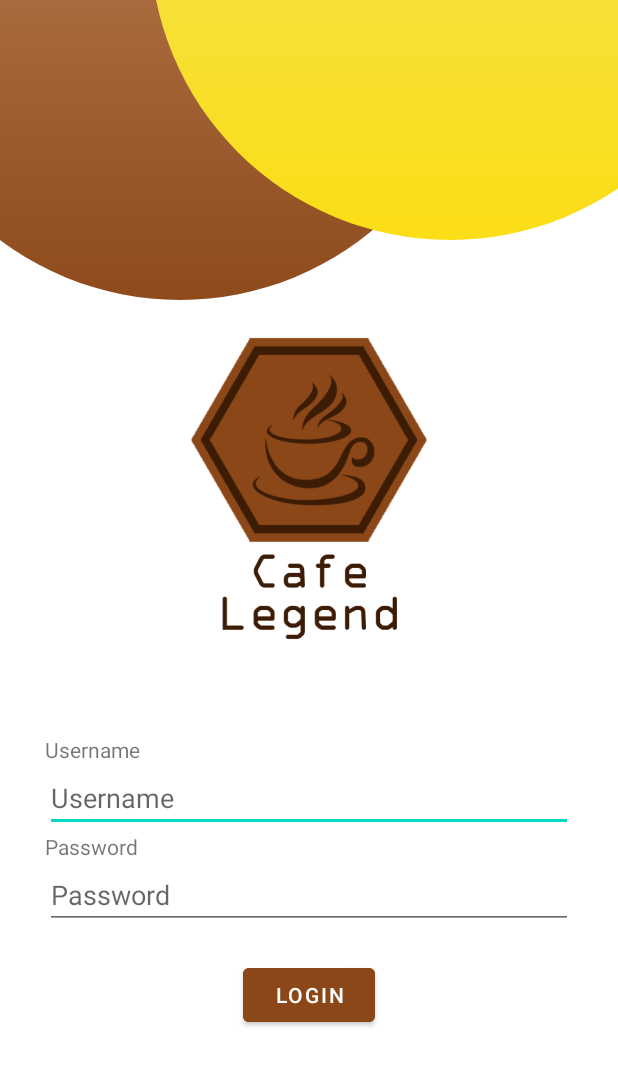
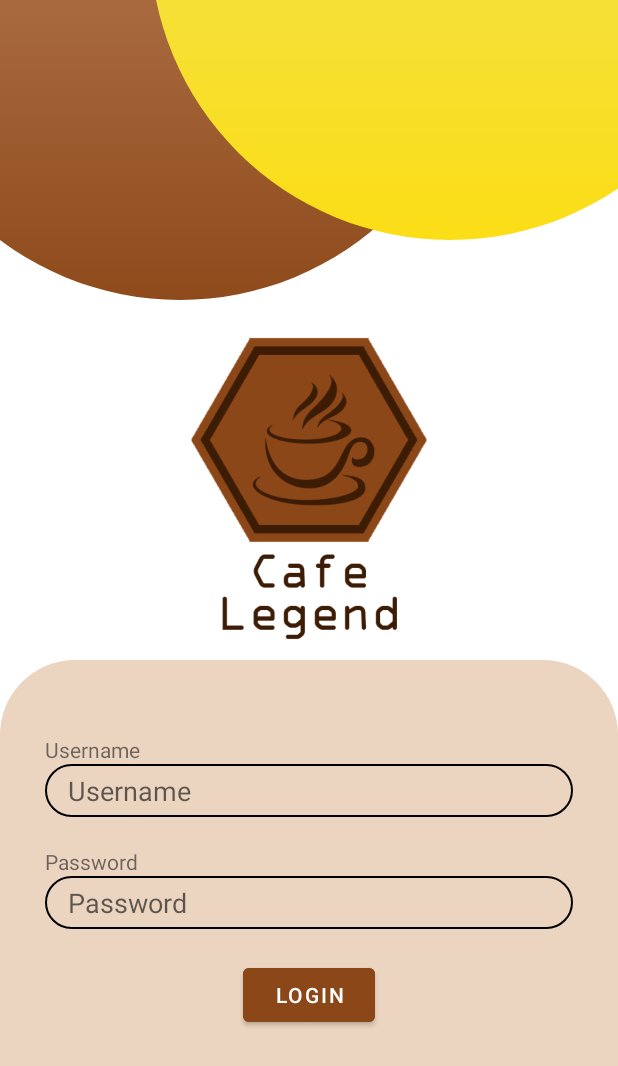
Before and after one commit to MichaelStan27/CafeLegend, an Android app: the screen it shows after launch (LoginActivity), on a phone screen of 412 x 824 dp. Shown: the top 1066 px of the screen. Run offline under Robolectric (Android 15) with nearby library versions, the phone set to English and light mode, and no system bars.

Commit message:
Update login and carousel

```diff
--- /dev/null
+++ b/app/src/main/res/drawable/large_rectangle.xml
@@ -0,0 +1,10 @@
+<?xml version="1.0" encoding="utf-8"?>
+<shape xmlns:android="http://schemas.android.com/apk/res/android"
+    android:shape="rectangle">
+    <size android:height="75dp" android:width="50dp"/>
+    <corners
+        android:topLeftRadius="50dp"
+        android:topRightRadius="50dp"/>
+    <stroke android:width="0dp" android:color="#000"/>
+    <solid android:color="#EBD5C1"/>
+</shape>
--- /dev/null
+++ b/app/src/main/res/drawable/login_border.xml
@@ -0,0 +1,8 @@
+<?xml version="1.0" encoding="utf-8"?>
+<shape xmlns:android="http://schemas.android.com/apk/res/android"
+    android:shape="rectangle">
+    <size android:width="50dp" android:height="10dp"/>
+    <stroke android:width="1dp" android:color="#000000"/>
+    <solid android:color="@android:color/transparent"/>
+    <corners android:radius="20dp"/>
+</shape>
--- a/app/src/main/res/layout/activity_home.xml
+++ b/app/src/main/res/layout/activity_home.xml
@@ -37,15 +37,6 @@
                 android:textStyle="bold"
                 android:paddingStart="70dp"/>
         </LinearLayout>
-
-        <LinearLayout
-            android:layout_width="match_parent"
-            android:layout_height="match_parent"
-            android:orientation="vertical"
-            android:gravity="center"
-            android:layout_marginBottom="130dp"
-            >
-
         <TextView
             android:id="@+id/greeting_et"
             android:layout_width="wrap_content"
@@ -62,6 +53,16 @@
             android:gravity="center"
             android:layout_gravity="center"
             />
+        <LinearLayout
+            android:layout_width="match_parent"
+            android:layout_height="wrap_content"
+            android:orientation="vertical"
+            android:gravity="center"
+            android:layout_marginTop="110dp"
+            android:paddingTop="100dp"
+            android:paddingBottom="200dp"
+            android:background="@drawable/large_pink_rectangle"
+            >
 
             <RelativeLayout
                 android:layout_width="match_parent"
--- a/app/src/main/res/layout/activity_login.xml
+++ b/app/src/main/res/layout/activity_login.xml
@@ -37,6 +37,11 @@
         android:src="@drawable/logo"
         />
 
+    <LinearLayout
+        android:layout_width="match_parent"
+        android:layout_height="match_parent"
+        android:orientation="vertical"
+        android:background="@drawable/large_rectangle">
         <TextView
             android:id="@+id/errorMsg_tv"
             android:layout_width="wrap_content"
@@ -47,7 +52,6 @@
             android:visibility="invisible"
             android:layout_marginVertical="5dp"
             />
-
         <LinearLayout
             android:layout_width="match_parent"
             android:layout_height="wrap_content"
@@ -68,6 +72,10 @@
                 android:hint="@string/username"
                 android:inputType="text"
                 android:autofillHints="Username"
+                android:background="@drawable/login_border"
+                android:paddingVertical="5dp"
+                android:paddingHorizontal="15dp"
+                android:layout_marginBottom="20dp"
                 />
 
             <TextView
@@ -83,6 +91,9 @@
                 android:hint="@string/password"
                 android:inputType="textPassword"
                 android:autofillHints="Password"
+                android:background="@drawable/login_border"
+                android:paddingVertical="5dp"
+                android:paddingHorizontal="15dp"
                 />
 
             <Button
@@ -94,7 +105,6 @@
                 android:layout_marginTop="20dp"
                 android:text="@string/login"
                 />
-
         </LinearLayout>
-
     </LinearLayout>
+</LinearLayout>
--- a/app/src/main/res/layout/carousel_image.xml
+++ b/app/src/main/res/layout/carousel_image.xml
@@ -1,11 +1,11 @@
 <?xml version="1.0" encoding="utf-8"?>
 <LinearLayout xmlns:android="http://schemas.android.com/apk/res/android"
     android:orientation="vertical" android:layout_width="match_parent"
-    android:layout_height="match_parent">
+    android:layout_height="wrap_content">
     <ImageView
         android:id="@+id/carouselIV"
         android:layout_width="match_parent"
-        android:layout_height="300dp"
+        android:layout_height="200dp"
         android:scaleType="fitXY"
         android:src="@drawable/logo"/>
 </LinearLayout>
```
Lines whose indentation alone changed are shown as unchanged.
